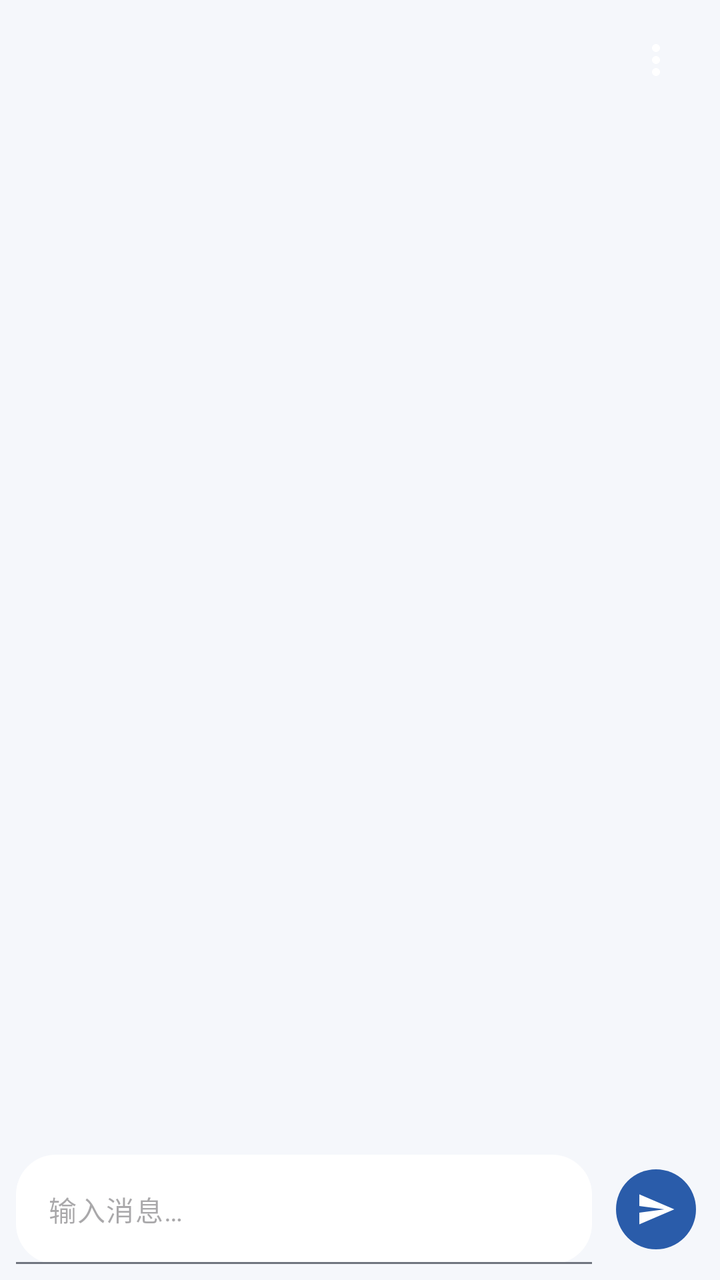
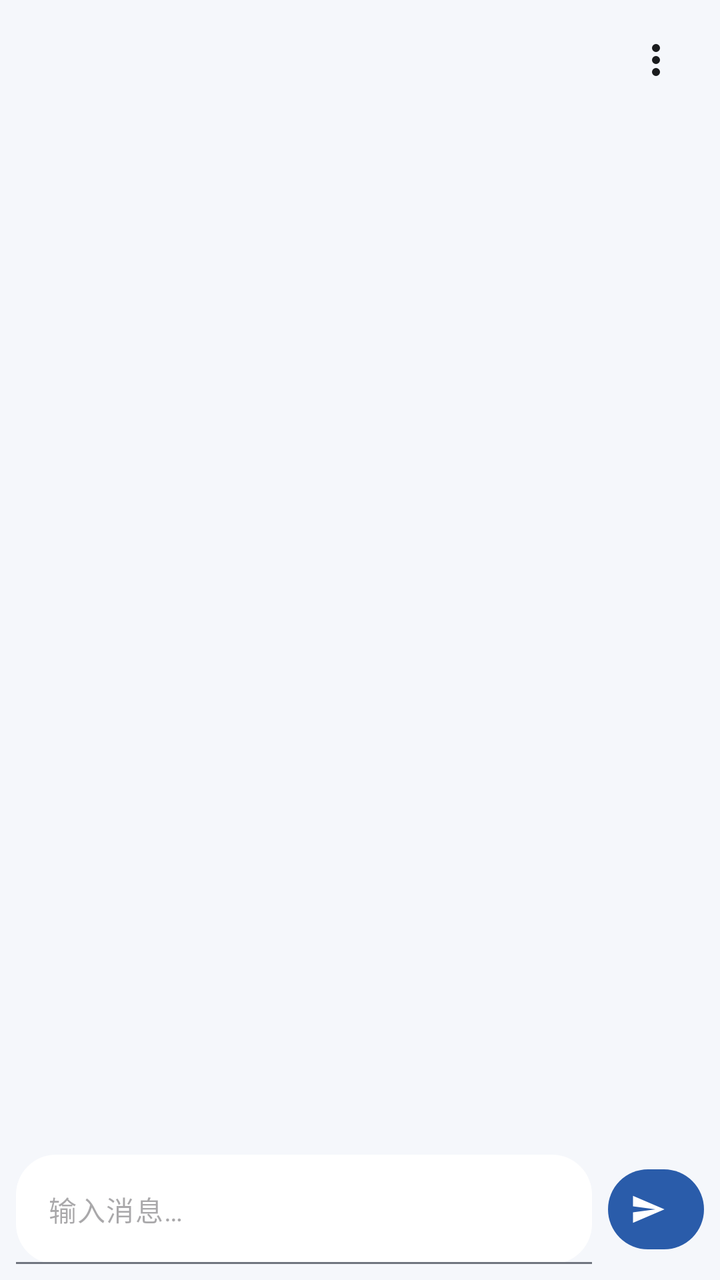

An Android layout rendered at two revisions. The XML below is the earlier revision; the diff shows what the commit changed to produce the second picture.
<!-- AndroidManifest.xml: application theme Theme.LiteAi -->
<!-- res/layout/activity_main.xml -->
<?xml version="1.0" encoding="utf-8"?>
<LinearLayout xmlns:android="http://schemas.android.com/apk/res/android"
    xmlns:app="http://schemas.android.com/apk/res-auto"
    android:layout_width="match_parent"
    android:layout_height="match_parent"
    android:background="?attr/colorBackground"
    android:orientation="vertical"
    android:padding="@dimen/screen_padding">

    <com.google.android.material.appbar.MaterialToolbar
        android:id="@+id/toolbar"
        android:layout_width="match_parent"
        android:layout_height="@dimen/toolbar_height"
        android:backgroundTint="?attr/colorSurface"
        android:navigationIcon="@drawable/ic_add"
        app:menu="@menu/menu_main"
        app:titleCentered="true" />

    <androidx.core.widget.NestedScrollView
        android:id="@+id/message_scroll"
        android:layout_width="match_parent"
        android:layout_height="0dp"
        android:layout_marginTop="8dp"
        android:layout_weight="1"
        android:fillViewport="true"
        android:overScrollMode="ifContentScrolls">

        <LinearLayout
            android:id="@+id/message_container"
            android:layout_width="match_parent"
            android:layout_height="wrap_content"
            android:orientation="vertical"
            android:paddingBottom="4dp" />
    </androidx.core.widget.NestedScrollView>

    <LinearLayout
        android:layout_width="match_parent"
        android:layout_height="wrap_content"
        android:layout_marginTop="8dp"
        android:gravity="center_vertical"
        android:orientation="horizontal">

        <com.google.android.material.textfield.TextInputLayout
            android:layout_width="0dp"
            android:layout_height="wrap_content"
            android:layout_weight="1"
            app:boxBackgroundMode="filled"
            app:boxCornerRadiusBottomEnd="@dimen/composer_corner"
            app:boxCornerRadiusBottomStart="@dimen/composer_corner"
            app:boxCornerRadiusTopEnd="@dimen/composer_corner"
            app:boxCornerRadiusTopStart="@dimen/composer_corner"
            app:hintEnabled="false">

            <com.google.android.material.textfield.TextInputEditText
                android:id="@+id/input_message"
                android:layout_width="match_parent"
                android:layout_height="wrap_content"
                android:gravity="top|start"
                android:hint="@string/hint_message_input"
                android:imeOptions="actionSend"
                android:maxLines="4"
                android:minHeight="@dimen/composer_height"
                android:textSize="14sp" />
        </com.google.android.material.textfield.TextInputLayout>

        <com.google.android.material.button.MaterialButton
            android:id="@+id/button_send"
            style="@style/Widget.Material3.Button.IconButton.Filled"
            android:layout_width="48dp"
            android:layout_height="48dp"
            android:layout_marginStart="8dp"
            android:contentDescription="@string/action_send"
            app:icon="@drawable/ic_send"
            app:iconGravity="textStart" />
    </LinearLayout>

</LinearLayout>
<!-- resources referenced by this layout -->
<resources>
  <dimen name="composer_corner">20dp</dimen>
  <dimen name="composer_height">44dp</dimen>
  <dimen name="screen_padding">8dp</dimen>
  <dimen name="toolbar_height">48dp</dimen>
  <!-- drawable ic_add (drawable) -->
  <vector xmlns:android="http://schemas.android.com/apk/res/android"
      android:width="24dp"
      android:height="24dp"
      android:viewportWidth="24"
      android:viewportHeight="24">
      <path
          android:fillColor="#FFFFFFFF"
          android:pathData="M19,13H13V19H11V13H5V11H11V5H13V11H19V13Z" />
  </vector>
  <!-- drawable ic_send (drawable) -->
  <vector xmlns:android="http://schemas.android.com/apk/res/android"
      android:width="24dp"
      android:height="24dp"
      android:viewportWidth="24"
      android:viewportHeight="24">
      <path
          android:fillColor="#FFFFFFFF"
          android:pathData="M2.01,21L23,12L2.01,3L2,10L17,12L2,14L2.01,21Z" />
  </vector>
  <string name="action_send">发送</string>
  <string name="hint_message_input">输入消息…</string>
  <style name="Theme.LiteAi" parent="Theme.Material3.Light.NoActionBar">
          <item name="colorPrimary">@color/md_theme_light_primary</item>
          <item name="colorOnPrimary">@color/md_theme_light_onPrimary</item>
          <item name="colorBackground">@color/md_theme_light_background</item>
          <item name="android:colorBackground">@color/md_theme_light_background</item>
          <item name="colorSurface">@color/md_theme_light_surface</item>
          <item name="colorOnSurface">@color/md_theme_light_onSurface</item>
          <item name="colorSecondaryContainer">@color/md_theme_light_secondaryContainer</item>
          <item name="colorOnSecondaryContainer">@color/md_theme_light_onSecondaryContainer</item>
          <item name="colorOutline">@color/md_theme_light_outline</item>
          <item name="android:statusBarColor">@android:color/transparent</item>
          <item name="android:navigationBarColor">@android:color/transparent</item>
          <item name="materialAlertDialogTheme">@style/ThemeOverlay.LiteAi.MaterialAlertDialog</item>
          <item name="android:windowLightStatusBar" tools:targetApi="m">true</item>
      </style>
  <color name="md_theme_light_primary">#2A5CAA</color>
  <color name="md_theme_light_onPrimary">#FFFFFF</color>
  <color name="md_theme_light_background">#F5F7FB</color>
  <color name="md_theme_light_surface">#FFFFFF</color>
  <color name="md_theme_light_onSurface">#1A1C1E</color>
  <color name="md_theme_light_secondaryContainer">#D9E2FF</color>
  <color name="md_theme_light_onSecondaryContainer">#13264C</color>
  <color name="md_theme_light_outline">#70757F</color>
  <style name="ThemeOverlay.LiteAi.MaterialAlertDialog" parent="ThemeOverlay.Material3.MaterialAlertDialog">
          <item name="materialAlertDialogBodyTextStyle">@style/TextAppearance.Material3.BodyMedium</item>
      </style>
</resources>

<!-- the commit's change to res/layout/activity_main.xml (unified diff, before → after) -->
@@ -14,6 +14,7 @@
         android:backgroundTint="?attr/colorSurface"
         android:navigationIcon="@drawable/ic_add"
         app:menu="@menu/menu_main"
+        app:navigationIconTint="?attr/colorOnSurface"
         app:titleCentered="true" />
 
     <androidx.core.widget.NestedScrollView
@@ -65,7 +66,6 @@
 
         <com.google.android.material.button.MaterialButton
             android:id="@+id/button_send"
-            style="@style/Widget.Material3.Button.IconButton.Filled"
             android:layout_width="48dp"
             android:layout_height="48dp"
             android:layout_marginStart="8dp"
<!-- resource entries referenced after the edit -->
@@ -8,6 +8,7 @@
   <vector xmlns:android="http://schemas.android.com/apk/res/android"
       android:width="24dp"
       android:height="24dp"
+      android:tint="?attr/colorOnSurface"
       android:viewportWidth="24"
       android:viewportHeight="24">
       <path
